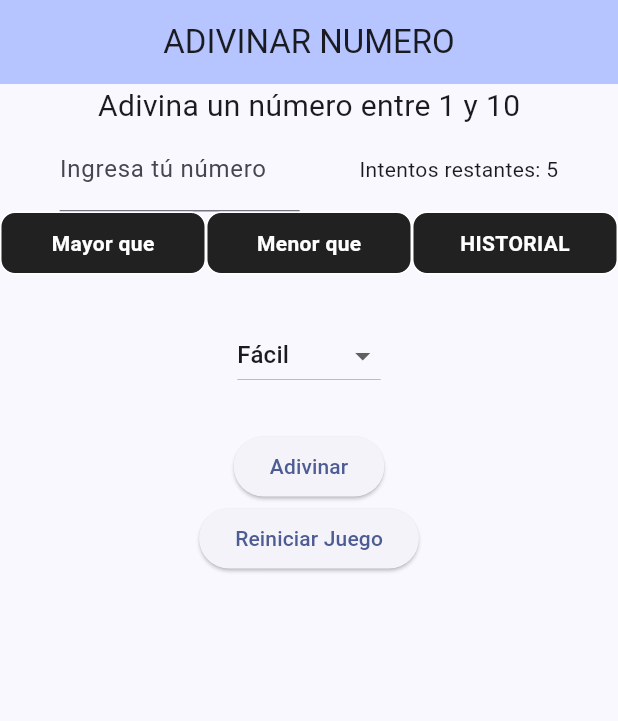
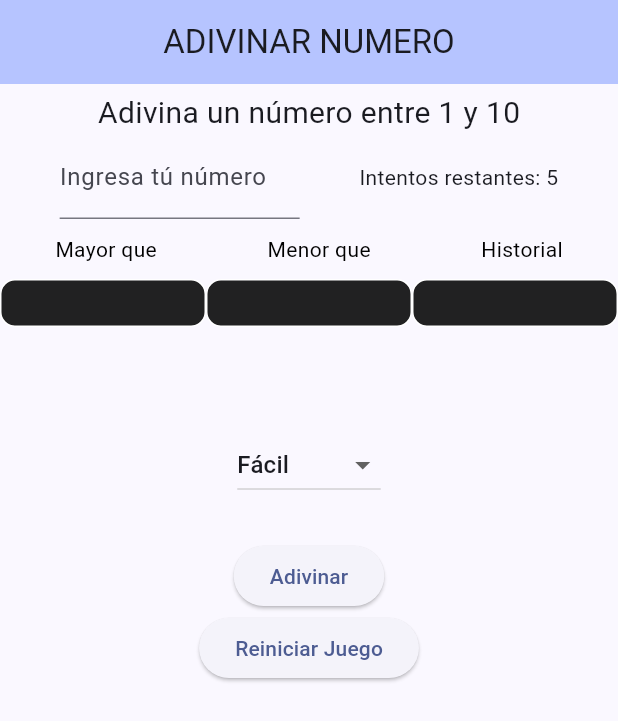
Before and after one commit to Jose19-e/AdivinaElNumero-Desafio, a Flutter app: the screen it shows after launch, on a phone screen of 412 x 824 dp. Shown: the top 721 px of the screen. Run offline on Flutter 3.47's test engine with Material 3 defaults, Android fonts, the phone set to English and light mode, and no system bars.

Commit message:
cambios Disño SingleChildScrollView

```diff
--- a/lib/main.dart
+++ b/lib/main.dart
@@ -17,6 +17,7 @@ class MyApp extends StatelessWidget {
         colorScheme: ColorScheme.fromSeed(seedColor: const Color.fromARGB(255, 77, 113, 234)),
         useMaterial3: true,
       ),
+      debugShowCheckedModeBanner: false,
       home: const VideoJuego(title: 'ADIVINAR NUMERO'),
     );
   }
--- a/lib/screens/video_juego.dart
+++ b/lib/screens/video_juego.dart
@@ -40,7 +40,6 @@ class _VideoJuegoState extends State<VideoJuego> {
   void _iniciarJuego() {
     setState(() {
       _numeroSecreto = Random().nextInt(_rangoMaximo) + 1;
-      _historial.clear();
       _mayorQue.clear();
       _menorQue.clear();
       _mensaje = '';
@@ -129,6 +128,7 @@ class _VideoJuegoState extends State<VideoJuego> {
         _mensaje = '¡Has perdido! El número era $_numeroSecreto';
         estado = 'NoEncontrado';
         _historial.add(numero_escogido);
+        //_iniciarJuego();
       }
     });
     _controller.clear();
@@ -151,6 +151,9 @@ class _VideoJuegoState extends State<VideoJuego> {
       ),
       body: Column(
         children: [
+          SizedBox(
+            height: 5,
+          ),
           Row(
             mainAxisAlignment: MainAxisAlignment.center,
             children: <Widget> [
@@ -178,6 +181,33 @@ class _VideoJuegoState extends State<VideoJuego> {
               ),
             ],
           ),
+          const SizedBox(height: 10.0,),
+          const Row(
+            mainAxisAlignment: MainAxisAlignment.spaceEvenly,
+            children: <Widget>[
+              Text(
+                'Mayor que',
+                style: TextStyle(
+                  color: Colors.black
+                ),
+              ),
+              SizedBox(height: 5.0,),
+              Text(
+                'Menor que',
+                style: TextStyle(
+                  color: Colors.black
+                ),
+              ),
+               SizedBox(height: 5.0,),
+              Text(
+                'Historial',
+                style: TextStyle(
+                  color: Colors.black
+                ),
+              )
+            ],
+          ),
+          SizedBox(height: 10.0,),
           Row(
             mainAxisAlignment: MainAxisAlignment.spaceEvenly,
             children: <Widget>[
@@ -186,7 +216,6 @@ class _VideoJuegoState extends State<VideoJuego> {
               buildCard("HISTORIAL", _historial, estado: estado == 'encontrado' ? true : false)
             ],
           ),
-          SizedBox(height: 30.0,),
           Row(
             mainAxisAlignment: MainAxisAlignment.center,
             children: <Widget>[
--- a/lib/widgets/build_card.dart
+++ b/lib/widgets/build_card.dart
@@ -1,10 +1,20 @@
 import 'package:flutter/material.dart';
 
+Widget buildCard(String title, List<int> numbers, {bool? estado}) {
+  final ScrollController _scrollController = ScrollController();
 
-Widget buildCard(String title, List<int> numbers, {bool? estado}) {   // el tercer parametro es opcional :)
+  // Desplazarse al final cuando se construye el widget
+  WidgetsBinding.instance.addPostFrameCallback((_) {
+    _scrollController.jumpTo(_scrollController.position.maxScrollExtent);
+  });
+
   return Expanded(
     child: Container(
-      padding: EdgeInsets.all(10),
+      height: 100,
+      child: SingleChildScrollView(
+        controller: _scrollController,
+        child: Container(
+          padding: EdgeInsets.all(15),
           decoration: BoxDecoration(
             border: Border.all(color: Colors.white),
             borderRadius: BorderRadius.circular(10),
@@ -12,10 +22,6 @@ Widget buildCard(String title, List<int> numbers, {bool? estado}) {   // el terc
           ),
           child: Column(
             children: [
-          Text(
-            title,
-            style: TextStyle(color: Colors.white, fontWeight: FontWeight.bold),
-          ),
               Column(
                 children: numbers.map((number) {
                   return Text(
@@ -34,5 +40,7 @@ Widget buildCard(String title, List<int> numbers, {bool? estado}) {   // el terc
             ],
           ),
         ),
+      ),
+    ),
   );
 }
```
Lines whose indentation alone changed are shown as unchanged.
